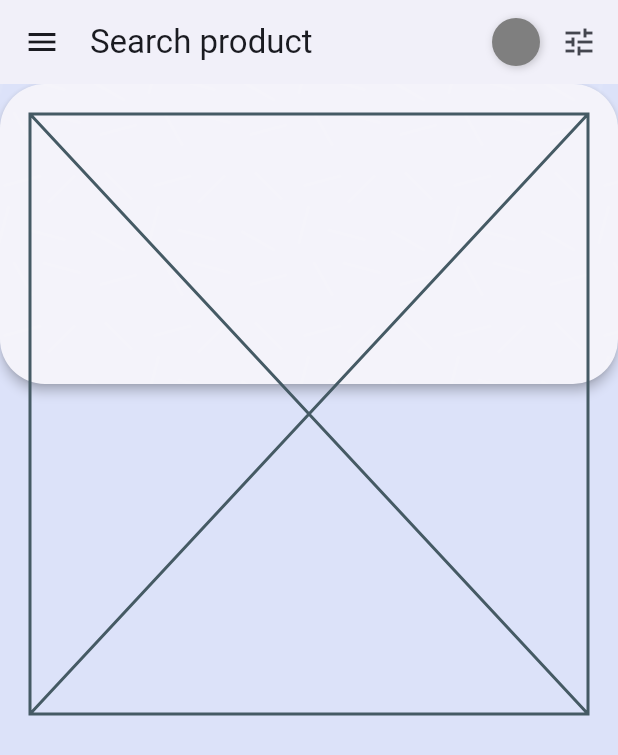
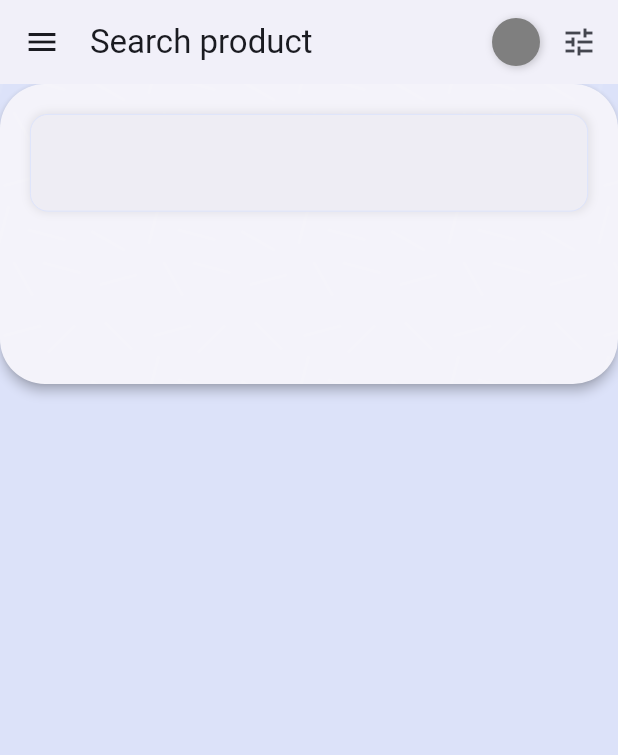
Before and after one commit to reypryma/catalog_do, a Flutter app: the SearchProductsScreen screen opened by its route, on a phone screen of 412 x 824 dp. Shown: the top 755 px of the screen. Run offline on Flutter 3.47's test engine with Material 3 defaults, Android fonts, the light colour scheme and no system bars; our stand-ins replace carousel_slider, flutter_spinkit, google_fonts, shared_preferences; accounts and stored records are empty; Roboto replaces fonts that are missing (Nanum Gothic Coding).

Commit message:
product list view

```diff
--- a/lib/ui/screen/dashboard/components/product_dashboard.dart
+++ b/lib/ui/screen/dashboard/components/product_dashboard.dart
@@ -84,7 +84,9 @@ class _ProductDashboardState extends State<ProductDashboard> {
               ProductGrid(
                 data: featuredProducts,
                 columns: responsiveColumns(
-                    context, Responsive().deviceType(), deviceWidth!, "blogs"),
+                    context,
+                    Responsive().deviceType(),
+                    deviceWidth!, "blogs"),
                 limit: 6,
                 spacing: 10.0,
               )
--- a/lib/ui/screen/products/search_products_screen.dart
+++ b/lib/ui/screen/products/search_products_screen.dart
@@ -1,12 +1,21 @@
 import 'package:catalog_do/layout/app_layout.dart';
+import 'package:catalog_do/theme/app_theme.dart';
+import 'package:catalog_do/ui/widgets/search_catalog.dart';
 import 'package:flutter/material.dart';
 
 import '../../../constant/constant.dart';
 import '../../../constant/style.dart';
 import '../../../layout/responsive.dart';
 
-class SearchProductsScreen extends StatelessWidget {
+class SearchProductsScreen extends StatefulWidget {
   const SearchProductsScreen({super.key});
+
+  @override
+  State<SearchProductsScreen> createState() => _SearchProductsScreenState();
+}
+
+class _SearchProductsScreenState extends State<SearchProductsScreen> {
+  final AppTheme _appTheme = AppTheme();
 
   @override
   Widget build(BuildContext context) {
@@ -33,7 +42,6 @@ class SearchProductsScreen extends StatelessWidget {
   }
 
   Widget _buildContent(BuildContext context) {
-
     return SingleChildScrollView(
       child: Padding(
         padding: sAllSidesGap,
@@ -41,9 +49,44 @@ class SearchProductsScreen extends StatelessWidget {
           children: [
             Container(
               constraints: Responsive().contentAreaWidth(),
+              padding: EdgeInsets.all(8),
+              decoration: BoxDecoration(
+                boxShadow:[BoxShadow(
+                  color: Colors.grey.withOpacity(0.2),
+                  blurRadius: 4.0,
+                  spreadRadius: 1.0,
+                  offset: const Offset(0.5, 0.0),
+                )],
+                borderRadius: BorderRadius.all(Radius.circular(12)),
+                border: Border.all(
+                    color: _appTheme.getTheme().colorScheme.primaryContainer,
+                    width: 0.5),
+                color: _appTheme.getTheme().colorScheme.surfaceContainer,
+              ),
               child: Padding(
                   padding: Responsive().deviceType() == "desktop" ? sHorizontalGap : EdgeInsets.zero,
-                  child: Placeholder()
+                  child: Column(
+                    children: [
+                      TextField(
+                        controller: TextEditingController(),
+                        obscureText: false,
+                        textAlign: TextAlign.start,
+                        maxLines: 1,
+                        style: TextStyle(
+                          fontWeight: FontWeight.w400,
+                          fontStyle: FontStyle.normal,
+                          fontSize: 16,
+                        ),
+                        decoration: searchCatalogDecoration(
+                          prefixIcon: Icon(Icons.search, color: _appTheme.getTheme().colorScheme.onSurfaceVariant,),
+                          showPreFixIcon: true,
+                          hintText: "Search product name",
+                        )
+                      ),
+                      SizedBox(height: 24,),
+
+                    ],
+                  )
               ),
             ),
           ],
```
